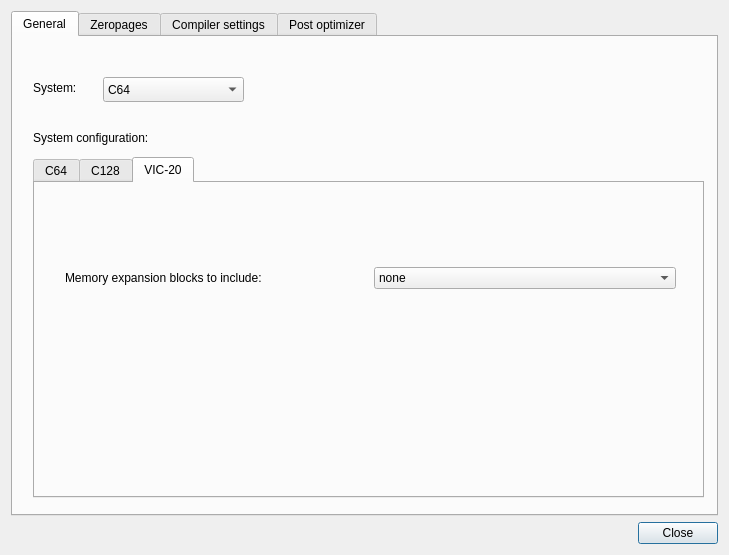
Qt form source/dialogprojectsettings.ui (leuat/TRSE) before a commit.
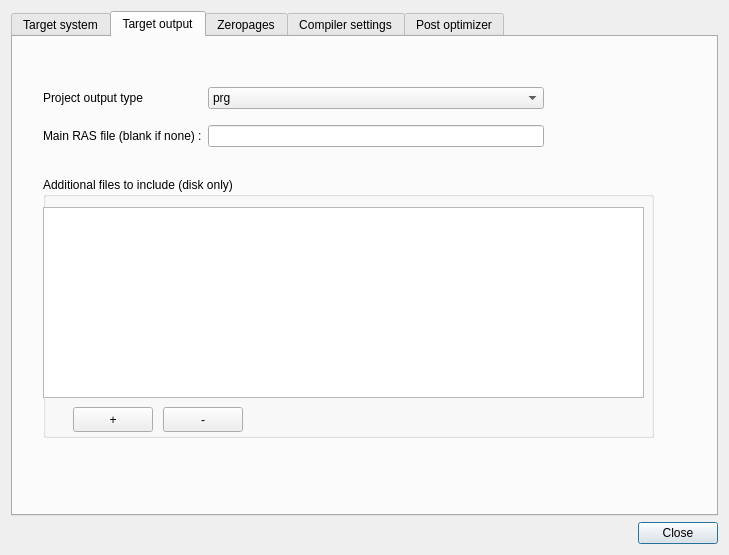
The same form after that commit.

Commit message: Added disk support

Diff of the .ui file:
```diff
--- a/source/dialogprojectsettings.ui
+++ b/source/dialogprojectsettings.ui
@@ -43,11 +43,11 @@
      <item>
       <widget class="QTabWidget" name="tabZP">
        <property name="currentIndex">
-        <number>0</number>
+        <number>1</number>
        </property>
        <widget class="QWidget" name="tab_3">
         <attribute name="title">
-         <string>General</string>
+         <string>Target system</string>
         </attribute>
         <widget class="QComboBox" name="cmbSystem">
          <property name="geometry">
@@ -238,6 +238,131 @@
          </widget>
         </widget>
        </widget>
+       <widget class="QWidget" name="tab_5">
+        <attribute name="title">
+         <string>Target output</string>
+        </attribute>
+        <widget class="QWidget" name="gridLayoutWidget_3">
+         <property name="geometry">
+          <rect>
+           <x>30</x>
+           <y>40</y>
+           <width>501</width>
+           <height>80</height>
+          </rect>
+         </property>
+         <layout class="QGridLayout" name="gridLayout_4">
+          <item row="0" column="1">
+           <widget class="QComboBox" name="cmbOutputType">
+            <item>
+             <property name="text">
+              <string>prg</string>
+             </property>
+            </item>
+            <item>
+             <property name="text">
+              <string>d64</string>
+             </property>
+            </item>
+           </widget>
+          </item>
+          <item row="0" column="0">
+           <widget class="QLabel" name="label_6">
+            <property name="text">
+             <string>Project output type</string>
+            </property>
+           </widget>
+          </item>
+          <item row="1" column="0">
+           <widget class="QLabel" name="label_8">
+            <property name="text">
+             <string>Main RAS file (blank if none) :</string>
+            </property>
+           </widget>
+          </item>
+          <item row="1" column="1">
+           <widget class="QLineEdit" name="leMainFile"/>
+          </item>
+         </layout>
+        </widget>
+        <widget class="QGroupBox" name="groupBox_2">
+         <property name="geometry">
+          <rect>
+           <x>30</x>
+           <y>140</y>
+           <width>611</width>
+           <height>261</height>
+          </rect>
+         </property>
+         <property name="title">
+          <string>Additional files to include (disk only)</string>
+         </property>
+         <widget class="QPushButton" name="pushButton">
+          <property name="geometry">
+           <rect>
+            <x>30</x>
+            <y>230</y>
+            <width>80</width>
+            <height>25</height>
+           </rect>
+          </property>
+          <property name="text">
+           <string>+</string>
+          </property>
+         </widget>
+         <widget class="QPushButton" name="pushButton_2">
+          <property name="geometry">
+           <rect>
+            <x>120</x>
+            <y>230</y>
+            <width>80</width>
+            <height>25</height>
+           </rect>
+          </property>
+          <property name="text">
+           <string>-</string>
+          </property>
+         </widget>
+         <widget class="QTableWidget" name="tabData">
+          <property name="geometry">
+           <rect>
+            <x>0</x>
+            <y>30</y>
+            <width>601</width>
+            <height>191</height>
+           </rect>
+          </property>
+          <property name="cornerButtonEnabled">
+           <bool>true</bool>
+          </property>
+          <property name="columnCount">
+           <number>2</number>
+          </property>
+          <attribute name="horizontalHeaderVisible">
+           <bool>false</bool>
+          </attribute>
+          <attribute name="horizontalHeaderDefaultSectionSize">
+           <number>200</number>
+          </attribute>
+          <attribute name="horizontalHeaderStretchLastSection">
+           <bool>true</bool>
+          </attribute>
+          <attribute name="verticalHeaderStretchLastSection">
+           <bool>false</bool>
+          </attribute>
+          <column>
+           <property name="text">
+            <string>Name</string>
+           </property>
+          </column>
+          <column>
+           <property name="text">
+            <string>File</string>
+           </property>
+          </column>
+         </widget>
+        </widget>
+       </widget>
        <widget class="QWidget" name="tab">
         <attribute name="title">
          <string>Zeropages</string>
```
Left out of the diff: 10 changed lines with no effect on the pictures. The commit also changes 27 other files.
